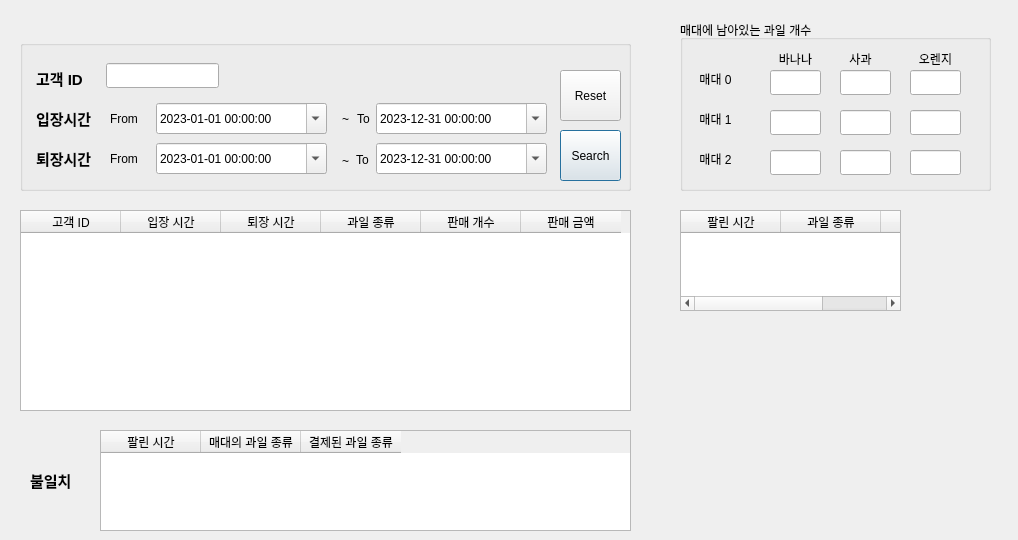
Above: UI.ui from addinedu-ros-3rd/deeplearning-repo-3 before the change. Below: the same form after it.
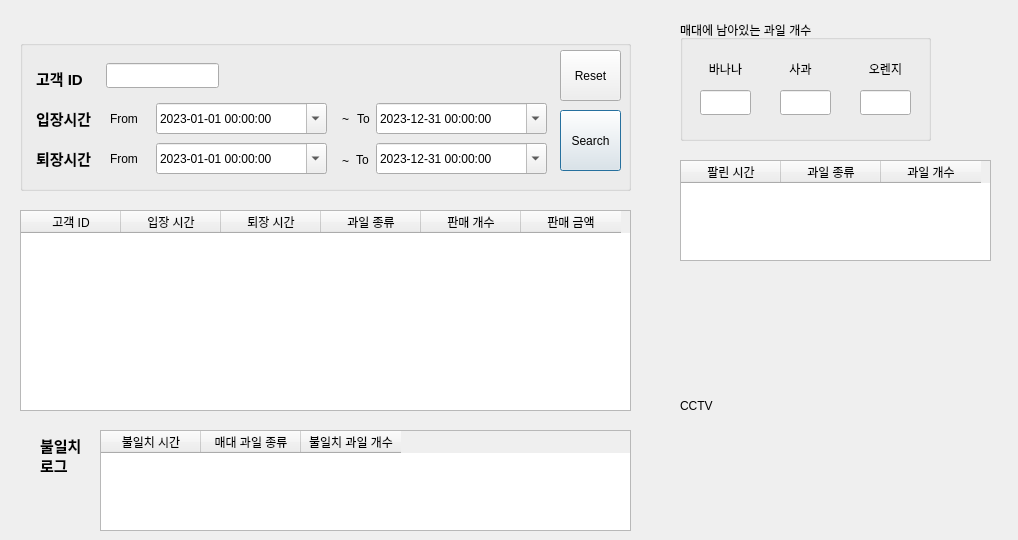
That is the form after the change.

The edit to the form file:
```diff
--- a/UI.ui
+++ b/UI.ui
@@ -18,8 +18,8 @@
     <rect>
      <x>680</x>
      <y>20</y>
-     <width>311</width>
-     <height>171</height>
+     <width>251</width>
+     <height>121</height>
     </rect>
    </property>
    <property name="title">
@@ -28,8 +28,8 @@
    <widget class="QLineEdit" name="apple_0">
     <property name="geometry">
      <rect>
-      <x>90</x>
-      <y>50</y>
+      <x>20</x>
+      <y>70</y>
       <width>51</width>
       <height>25</height>
      </rect>
@@ -41,8 +41,8 @@
    <widget class="QLineEdit" name="banana_0">
     <property name="geometry">
      <rect>
-      <x>90</x>
-      <y>90</y>
+      <x>100</x>
+      <y>70</y>
       <width>51</width>
       <height>25</height>
      </rect>
@@ -54,8 +54,8 @@
    <widget class="QLineEdit" name="orange_0">
     <property name="geometry">
      <rect>
-      <x>90</x>
-      <y>130</y>
+      <x>180</x>
+      <y>70</y>
       <width>51</width>
       <height>25</height>
      </rect>
@@ -67,8 +67,8 @@
    <widget class="QLabel" name="apple_label">
     <property name="geometry">
      <rect>
-      <x>160</x>
-      <y>30</y>
+      <x>100</x>
+      <y>40</y>
       <width>41</width>
       <height>17</height>
      </rect>
@@ -83,8 +83,8 @@
    <widget class="QLabel" name="banana_label">
     <property name="geometry">
      <rect>
-      <x>90</x>
-      <y>30</y>
+      <x>20</x>
+      <y>40</y>
       <width>51</width>
       <height>17</height>
      </rect>
@@ -99,8 +99,8 @@
    <widget class="QLabel" name="orange_label">
     <property name="geometry">
      <rect>
-      <x>230</x>
-      <y>30</y>
+      <x>180</x>
+      <y>40</y>
       <width>51</width>
       <height>17</height>
      </rect>
@@ -112,132 +112,6 @@
      <set>Qt::AlignCenter</set>
     </property>
    </widget>
-   <widget class="QLineEdit" name="orange_1">
-    <property name="geometry">
-     <rect>
-      <x>160</x>
-      <y>130</y>
-      <width>51</width>
-      <height>25</height>
-     </rect>
-    </property>
-    <property name="readOnly">
-     <bool>true</bool>
-    </property>
-   </widget>
-   <widget class="QLineEdit" name="apple_1">
-    <property name="geometry">
-     <rect>
-      <x>160</x>
-      <y>50</y>
-      <width>51</width>
-      <height>25</height>
-     </rect>
-    </property>
-    <property name="readOnly">
-     <bool>true</bool>
-    </property>
-   </widget>
-   <widget class="QLineEdit" name="banana_1">
-    <property name="geometry">
-     <rect>
-      <x>160</x>
-      <y>90</y>
-      <width>51</width>
-      <height>25</height>
-     </rect>
-    </property>
-    <property name="readOnly">
-     <bool>true</bool>
-    </property>
-   </widget>
-   <widget class="QLineEdit" name="orange_2">
-    <property name="geometry">
-     <rect>
-      <x>230</x>
-      <y>130</y>
-      <width>51</width>
-      <height>25</height>
-     </rect>
-    </property>
-    <property name="readOnly">
-     <bool>true</bool>
-    </property>
-   </widget>
-   <widget class="QLineEdit" name="apple_2">
-    <property name="geometry">
-     <rect>
-      <x>230</x>
-      <y>50</y>
-      <width>51</width>
-      <height>25</height>
-     </rect>
-    </property>
-    <property name="readOnly">
-     <bool>true</bool>
-    </property>
-   </widget>
-   <widget class="QLineEdit" name="banana_2">
-    <property name="geometry">
-     <rect>
-      <x>230</x>
-      <y>90</y>
-      <width>51</width>
-      <height>25</height>
-     </rect>
-    </property>
-    <property name="readOnly">
-     <bool>true</bool>
-    </property>
-   </widget>
-   <widget class="QLabel" name="stand_0">
-    <property name="geometry">
-     <rect>
-      <x>10</x>
-      <y>50</y>
-      <width>51</width>
-      <height>17</height>
-     </rect>
-    </property>
-    <property name="text">
-     <string>매대 0</string>
-    </property>
-    <property name="alignment">
-     <set>Qt::AlignCenter</set>
-    </property>
-   </widget>
-   <widget class="QLabel" name="stand_1">
-    <property name="geometry">
-     <rect>
-      <x>10</x>
-      <y>90</y>
-      <width>51</width>
-      <height>17</height>
-     </rect>
-    </property>
-    <property name="text">
-     <string>매대 1</string>
-    </property>
-    <property name="alignment">
-     <set>Qt::AlignCenter</set>
-    </property>
-   </widget>
-   <widget class="QLabel" name="stand_2">
-    <property name="geometry">
-     <rect>
-      <x>10</x>
-      <y>130</y>
-      <width>51</width>
-      <height>17</height>
-     </rect>
-    </property>
-    <property name="text">
-     <string>매대 2</string>
-    </property>
-    <property name="alignment">
-     <set>Qt::AlignCenter</set>
-    </property>
-   </widget>
   </widget>
   <widget class="QGroupBox" name="customer_area">
    <property name="geometry">
@@ -507,9 +381,9 @@
     <property name="geometry">
      <rect>
       <x>540</x>
-      <y>90</y>
+      <y>70</y>
       <width>61</width>
-      <height>51</height>
+      <height>61</height>
      </rect>
     </property>
     <property name="text">
@@ -520,7 +394,7 @@
     <property name="geometry">
      <rect>
       <x>540</x>
-      <y>30</y>
+      <y>10</y>
       <width>61</width>
       <height>51</height>
      </rect>
@@ -580,8 +454,8 @@
    <property name="geometry">
     <rect>
      <x>680</x>
-     <y>210</y>
-     <width>221</width>
+     <y>160</y>
+     <width>311</width>
      <height>101</height>
     </rect>
    </property>
@@ -610,10 +484,10 @@
   <widget class="QLabel" name="dismatch_label">
    <property name="geometry">
     <rect>
-     <x>30</x>
-     <y>470</y>
-     <width>41</width>
-     <height>20</height>
+     <x>40</x>
+     <y>430</y>
+     <width>51</width>
+     <height>31</height>
     </rect>
    </property>
    <property name="font">
@@ -631,13 +505,13 @@
    <property name="geometry">
     <rect>
      <x>680</x>
-     <y>330</y>
+     <y>290</y>
      <width>311</width>
-     <height>191</height>
+     <height>231</height>
     </rect>
    </property>
    <property name="text">
-    <string/>
+    <string>CCTV</string>
    </property>
   </widget>
   <widget class="QTableWidget" name="table_3">
@@ -657,20 +531,40 @@
    </attribute>
    <column>
     <property name="text">
-     <string>팔린 시간</string>
+     <string>불일치 시간</string>
     </property>
    </column>
    <column>
     <property name="text">
-     <string>매대의 과일 종류</string>
+     <string>매대 과일 종류</string>
     </property>
    </column>
    <column>
     <property name="text">
-     <string>결제된 과일 종류</string>
+     <string>불일치 과일 개수</string>
     </property>
    </column>
   </widget>
+  <widget class="QLabel" name="dismatch_label_2">
+   <property name="geometry">
+    <rect>
+     <x>40</x>
+     <y>450</y>
+     <width>51</width>
+     <height>31</height>
+    </rect>
+   </property>
+   <property name="font">
+    <font>
+     <pointsize>11</pointsize>
+     <weight>75</weight>
+     <bold>true</bold>
+    </font>
+   </property>
+   <property name="text">
+    <string>로그</string>
+   </property>
+  </widget>
  </widget>
  <resources/>
  <connections/>
```
Left out of the diff: 8 changed lines with no effect on the pictures.
